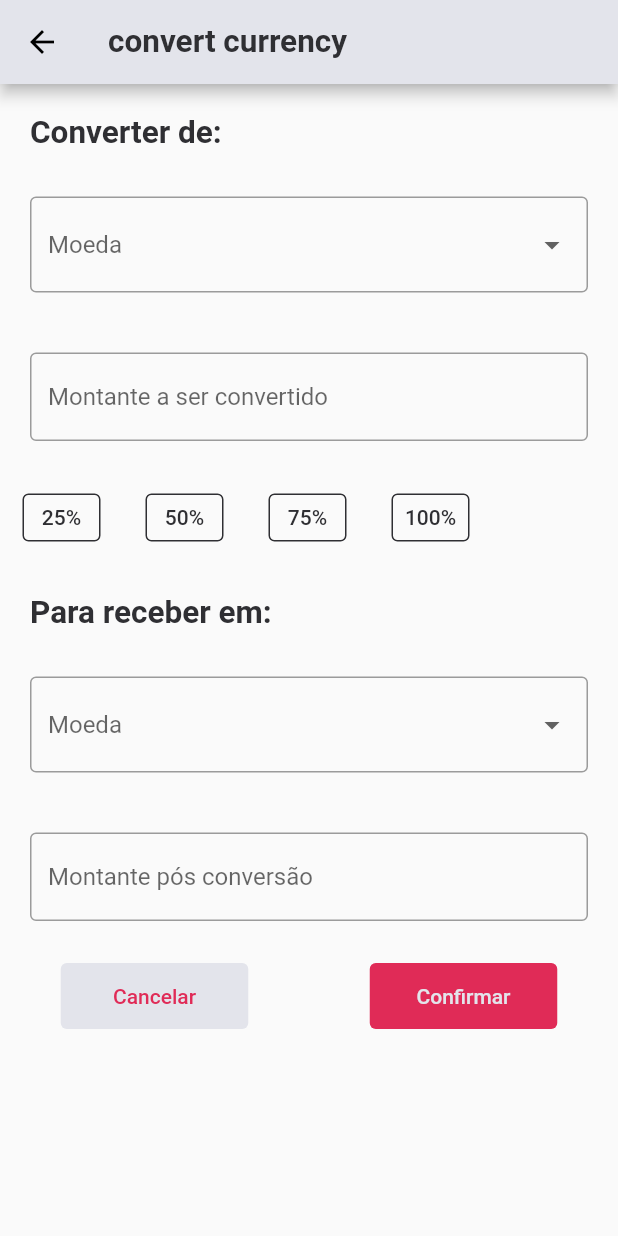
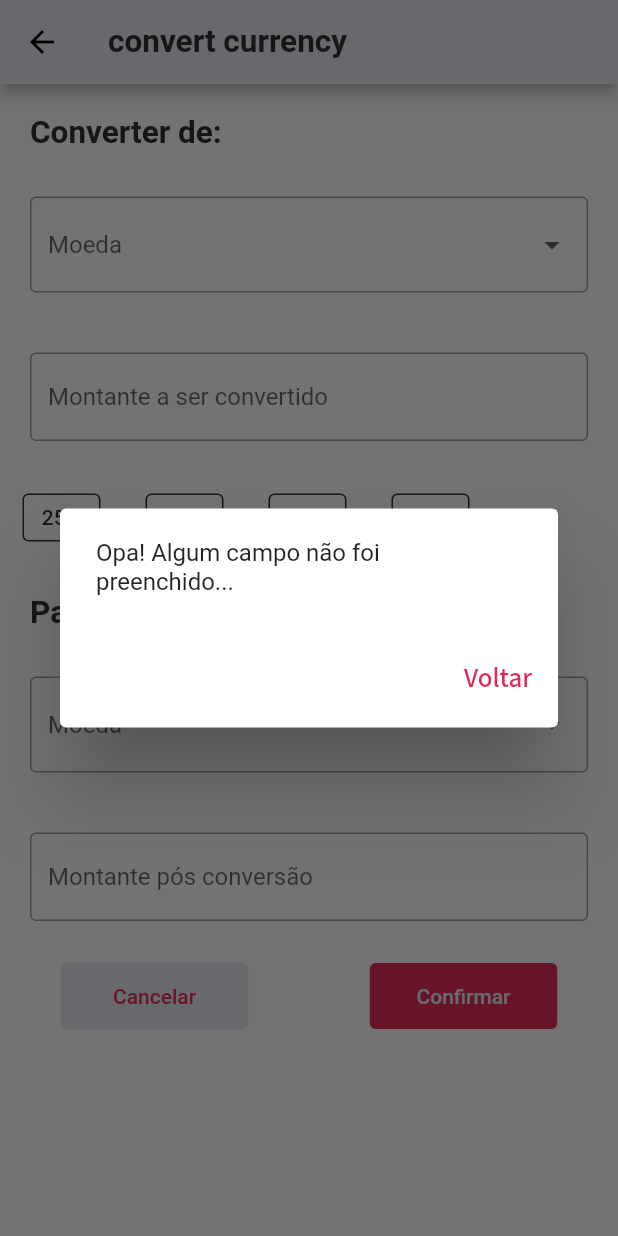
Before and after one commit to CamileBarros/ListagemCrypto, a Flutter app: the CurrencyConvertionPage screen opened directly, after a tap on "Confirmar", on a phone screen of 412 x 824 dp. Run offline on Flutter 3.47's test engine with Material 2 defaults, Android fonts, the phone set to English and light mode, and no system bars; our stand-ins replace charts_flutter, google_fonts; generated files the repository leaves out were written again.

Commit message:
button confirm done

```diff
--- a/lib/screens/currency_convertion/currency_convertion_page.dart
+++ b/lib/screens/currency_convertion/currency_convertion_page.dart
@@ -1,6 +1,8 @@
 import 'package:flutter/material.dart';
 import 'package:listagem_crypto/data_source/data_button_percent.dart';
 import 'package:listagem_crypto/data_source/data_list_wallet.dart';
+import 'package:listagem_crypto/shared/widgets/pop_up_error.dart';
+import 'package:listagem_crypto/shared/widgets/successful_screen.dart';
 import 'package:listagem_crypto/shared/themes/app_colors.dart';
 import 'package:listagem_crypto/shared/themes/app_text_style.dart';
 import 'package:flutter_gen/gen_l10n/app_localizations.dart';
@@ -173,11 +175,8 @@ class _CurrencyConvertionPageState extends State<CurrencyConvertionPage> {
                                 onSurface: AppColors.statusNeg),
                             child: const Text('Cancelar'),
                             onPressed: () {
-                              Navigator.push(
-                                  context,
-                                  MaterialPageRoute(
-                                      builder: (context) =>
-                                          const CurrencyConvertionPage()));
+                              myControllerOne.text = "";
+                              myControllerTwo.text = "";
                             },
                           ))
                     ],
@@ -198,12 +197,25 @@ class _CurrencyConvertionPageState extends State<CurrencyConvertionPage> {
                               child: const Text('Confirmar'),
                               onPressed: () {
                                 setState(() {
-                                _teste(!teste);
+                                  click
+                                      ? showModalBottomSheet(
+                                          context: context,
+                                          builder: (context) =>
+                                              const SuccessfulScreen())
+                                      : showDialog(
+                                          context: context,
+                                          builder: (BuildContext context) =>
+                                              const PopUpError());
+                                  // myControllerTwo.text != null
+                                  // _teste(!click);
+                                  // : Error();
+                                  myControllerOne.text = "";
+                                  myControllerTwo.text = "";
                                   // myControllerTwo.text = myControllerOne.text;
                                 });
                                 // print(myControllerTwo.text);
-                            },
-                          ))
+                                // },
+                              }))
                     ],
                   ),
                 ),
--- a/lib/shared/themes/app_images.dart
+++ b/lib/shared/themes/app_images.dart
@@ -6,4 +6,5 @@ class AppImages {
   static const iconWarren = "assets/images/warren.png";
   static const iconWallet = "assets/images/carteiras_icon.png";
   static const iconArrow = "assets/images/arrow.png";
+  static const iconConfirmed = "assets/images/Shape.png";
 }
--- a/lib/shared/themes/app_text_style.dart
+++ b/lib/shared/themes/app_text_style.dart
@@ -11,4 +11,7 @@ class TextStyles {
 
   static final initialsText = GoogleFonts.sourceSansPro(
       fontSize: 18, fontWeight: FontWeight.w500, color: AppColors.textPrimary);
+
+  static final linkText = GoogleFonts.sourceSansPro(
+      fontSize: 18, fontWeight: FontWeight.w500, color: AppColors.brandPrimary);
 }
--- /dev/null
+++ b/lib/shared/widgets/pop_up_error.dart
@@ -0,0 +1,27 @@
+import 'package:flutter/material.dart';
+import 'package:listagem_crypto/shared/themes/app_text_style.dart';
+
+class PopUpError extends StatelessWidget {
+  const PopUpError({Key? key}) : super(key: key);
+
+  @override
+  Widget build(BuildContext context) {
+    return AlertDialog(
+      content: Column(
+        mainAxisAlignment: MainAxisAlignment.center,
+        mainAxisSize: MainAxisSize.min,
+        children: const [
+          Text('Opa! Algum campo não foi preenchido...'),
+        ],
+      ),
+      actions: <Widget>[
+        TextButton(
+          onPressed: () {
+            Navigator.of(context).pop();
+          },
+          child: Text('Voltar', style: TextStyles.linkText),
+        ),
+      ],
+    );
+  }
+}
```
Also changed, not shown: lib/shared/widgets/successful_screen.dart (added, +35 -0 lines), assets/images/Shape.png (added). Lines whose indentation alone changed are shown as unchanged.
